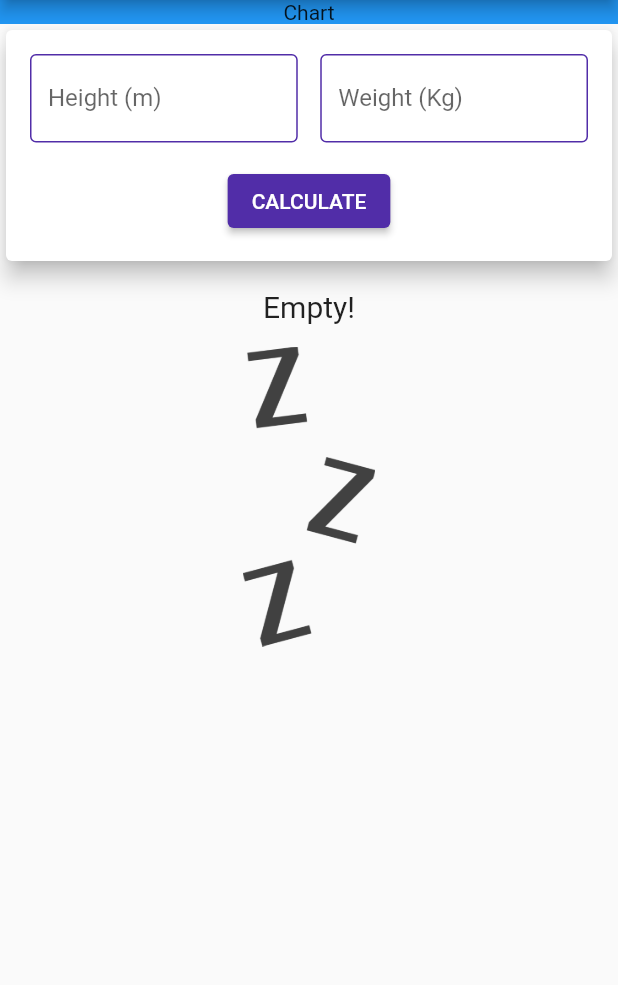
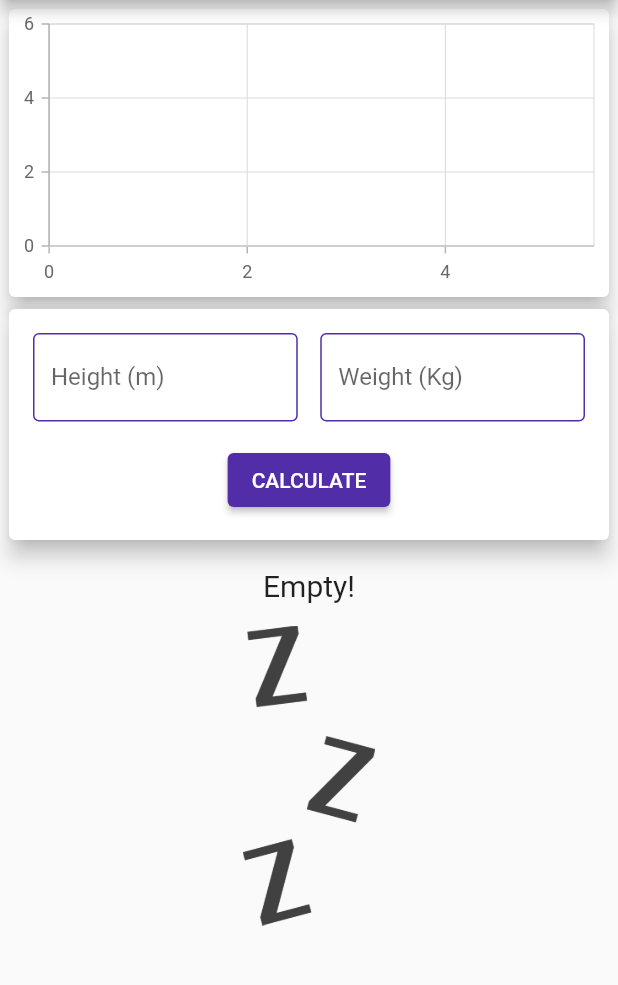
Before and after one commit to mudassir666/bmi, a Flutter app: the screen it shows after launch, on a phone screen of 412 x 824 dp, the part 84-1069 px from its top. Run offline on Flutter 3.47's test engine with Material 2 defaults, Android fonts, the phone set to English and light mode, and no system bars; our stand-ins replace syncfusion_flutter_charts.

Commit message:
dev#part1_completed

```diff
--- a/lib/Bmi_Home_Page.dart
+++ b/lib/Bmi_Home_Page.dart
@@ -1,5 +1,6 @@
 import 'package:bmi/models/Bmi_model.dart';
 import 'package:bmi/widgets/bmi_list.dart';
+import 'package:bmi/widgets/chart.dart';
 import 'package:bmi/widgets/new_bmi.dart';
 import 'package:flutter/material.dart';
 
@@ -18,13 +19,17 @@ class _MyHomePageState extends State<MyHomePage> {
     //     id: "5", height: 1.8018, weight: 64, bmi: 28.7, rating: "UnderWeight"),
   ];
 
+  double increment = 0;
+
   void _addBmi(double h, double w, double bmi, String r) {
+    increment++;
     final addNewBmi = BmiModel(
         id: DateTime.now().toString(),
         height: h,
         weight: w,
         bmi: bmi,
-        rating: r);
+        rating: r,
+        increment: increment);
     setState(() {
       _bmiData.add(addNewBmi);
     });
@@ -46,18 +51,16 @@ class _MyHomePageState extends State<MyHomePage> {
         centerTitle: true,
       ),
       body: SingleChildScrollView(
+        child: Container(
+          margin: EdgeInsets.all(2),
           child: Column(
             crossAxisAlignment: CrossAxisAlignment.stretch,
             children: [
-            Container(
-                color: Colors.blue,
-                child: Text(
-                  "Chart",
-                  textAlign: TextAlign.center,
-                )),
+              Chart(_bmiData),
               NewBmi(_addBmi),
-            BmiList(_bmiData , _deleteBmi),
+              BmiList(_bmiData, _deleteBmi),
             ],
+          ),
         ),
       ),
     );
--- a/lib/models/Bmi_model.dart
+++ b/lib/models/Bmi_model.dart
@@ -1,4 +1,5 @@
 class BmiModel {
+  final double increment;
   final String id;
   final double height;
   final double weight;
@@ -11,5 +12,6 @@ class BmiModel {
     required this.weight,
     required this.bmi,
     required this.rating,
+    required this.increment,
   });
 }
--- a/lib/widgets/bmi_list.dart
+++ b/lib/widgets/bmi_list.dart
@@ -11,7 +11,7 @@ class BmiList extends StatelessWidget {
   @override
   Widget build(BuildContext context) {
     return Container(
-      height: 300,
+      height: 350,
       child: _bmiData.isEmpty
           ? Column(
               children: [
--- /dev/null
+++ b/lib/widgets/chart.dart
@@ -0,0 +1,94 @@
+import 'package:bmi/models/Bmi_model.dart';
+import 'package:flutter/material.dart';
+import 'package:syncfusion_flutter_charts/charts.dart';
+
+class Chart extends StatefulWidget {
+  //const Chart({Key? key}) : super(key: key);
+
+  final List<BmiModel> _bmiData;
+
+  Chart(this._bmiData);
+
+  @override
+  _ChartState createState() => _ChartState();
+}
+
+class _ChartState extends State<Chart> {
+
+  late List<BmiModel> _chartData;
+
+  void initState() {
+    _chartData = getChartData();
+    super.initState();
+  }
+
+  List<BmiModel> getChartData() {
+    return widget._bmiData;
+  }
+
+  @override
+  Widget build(BuildContext context) {
+    return Container(
+      // margin: EdgeInsets.all(4),
+      height: 200,
+      child: Card(
+        elevation: 6,
+        child: SafeArea(
+          child: SfCartesianChart(
+            series: <ChartSeries>[
+              LineSeries<BmiModel,double>(dataSource: _chartData, xValueMapper: (BmiModel id, _) => id.increment,
+              yValueMapper: (BmiModel id,_) =>id.bmi )
+            ],
+          ),
+        ),
+      ),
+    );
+  }
+}
+
+
+// static List<LineSeries<SalesData, num>> getDefaultData() {
+//    final List<SalesData> chartData = <SalesData>[
+//      SalesData(DateTime(2005, 0, 1), 'India', 1.5, 21, 28, 680, 760),
+//      SalesData(DateTime(2006, 0, 1), 'China', 2.2, 24, 44, 550, 880),
+//      SalesData(DateTime(2007, 0, 1), 'USA', 3.32, 36, 48, 440, 788),
+//      SalesData(DateTime(2008, 0, 1), 'Japan', 4.56, 38, 50, 350, 560),
+//      SalesData(DateTime(2009, 0, 1), 'Russia', 5.87, 54, 66, 444, 566),
+//      SalesData(DateTime(2010, 0, 1), 'France', 6.8, 57, 78, 780, 650),
+//     SalesData(DateTime(2011, 0, 1), 'Germany', 8.5, 70, 84, 450, 800)
+//    ];
+//   return <LineSeries<SalesData, num>>[
+//      LineSeries<SalesData, num>(
+//          enableToolTip: isTooltipVisible,
+//          dataSource: chartData,
+//          xValueMapper: (SalesData sales, _) => sales.numeric,
+//          yValueMapper: (SalesData sales, _) => sales.sales1,
+//          width: lineWidth ?? 2,
+//          enableAnimation: false,
+//         markerSettings: MarkerSettings(
+//              isVisible: isMarkerVisible,
+//              height: markerWidth ?? 4,
+//              width: markerHeight ?? 4,
+//              shape: DataMarkerType.Circle,
+//              borderWidth: 3,
+//              borderColor: Colors.red),
+//          dataLabelSettings: DataLabelSettings(
+//              visible: isDataLabelVisible, position: ChartDataLabelAlignment.Auto)),
+//      LineSeries<SalesData, num>(
+//          enableToolTip: isTooltipVisible,
+//          dataSource: chartData,
+//          enableAnimation: false,
+//          width: lineWidth ?? 2,
+//          xValueMapper: (SalesData sales, _) => sales.numeric,
+//          yValueMapper: (SalesData sales, _) => sales.sales2,
+//          markerSettings: MarkerSettings(
+//              isVisible: isMarkerVisible,
+//              height: markerWidth ?? 4,
+//              width: markerHeight ?? 4,
+//              shape: DataMarkerType.Circle,
+//              borderWidth: 3,
+//              borderColor: Colors.black),
+//          dataLabelSettings: DataLabelSettings(
+//              isVisible: isDataLabelVisible, position: ChartDataLabelAlignment.Auto))
+//    ];
+//  }
--- a/lib/widgets/new_bmi.dart
+++ b/lib/widgets/new_bmi.dart
@@ -4,14 +4,11 @@ class NewBmi extends StatefulWidget {
   // const NewBmi({ Key? key }) : super(key: key);
   final Function addBmi;
   NewBmi(this.addBmi);
-
   @override
   _NewBmiState createState() => _NewBmiState();
 }
 
 class _NewBmiState extends State<NewBmi> {
-
-
   @override
   Widget build(BuildContext context) {
     final _height = TextEditingController();
@@ -43,8 +40,9 @@ class _NewBmiState extends State<NewBmi> {
         return;
       }
 
-    widget.addBmi(h, w, bmi,rating);
+      widget.addBmi(h, w, bmi, rating);
     }
+
     return Card(
       elevation: 6,
       child: Container(
--- a/pubspec.yaml
+++ b/pubspec.yaml
@@ -23,6 +23,7 @@ environment:
 dependencies:
   flutter:
     sdk: flutter
+  syncfusion_flutter_charts: ^19.2.51
 
 
   # The following adds the Cupertino Icons font to your application.
```
Also changed, not shown: pubspec.lock. Lines whose indentation alone changed are shown as unchanged.
